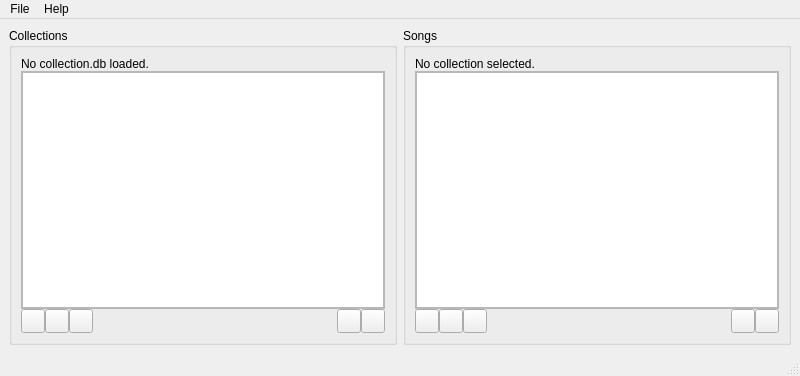
The window that ui_designs/main.ui (Kurocon/Osu-Collections-Editor) describes before a commit, drawn with Qt 5.
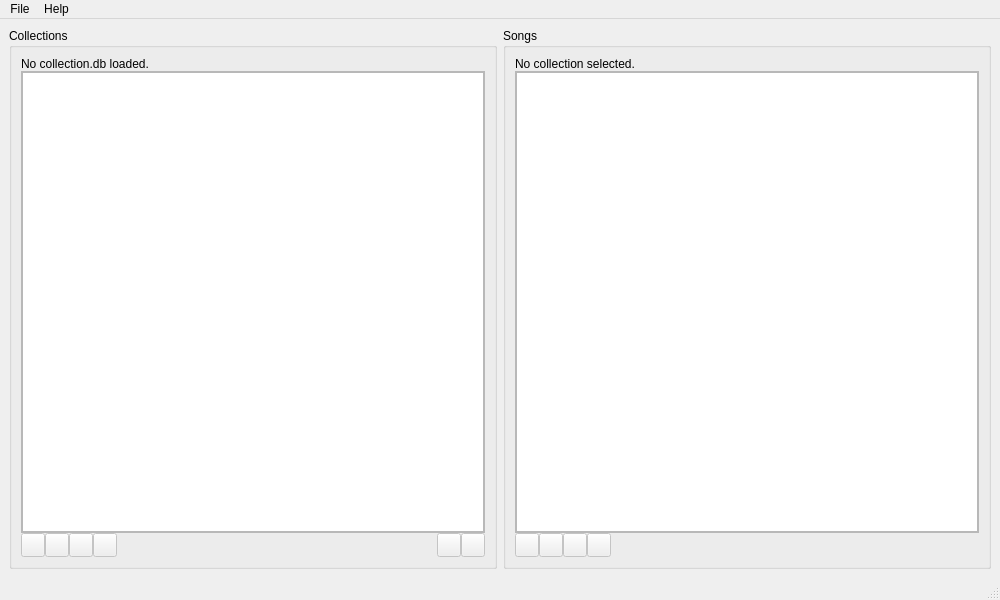
The same window after the commit. Icons and pictures are not drawn.

Commit message: gui: Implemented adding and renaming of collections. Created beatmapitem to show instead of simple song name. Added rename button in main gui and removed buttons for 'impossible' actions. Added save button to menu for future. Added dummy context menus for the two lists and for the option button. Made buttons inactive from the start and activate them when they become possible.

```diff
--- a/ui_designs/main.ui
+++ b/ui_designs/main.ui
@@ -6,8 +6,8 @@
    <rect>
     <x>0</x>
     <y>0</y>
-    <width>800</width>
-    <height>376</height>
+    <width>1000</width>
+    <height>600</height>
    </rect>
   </property>
   <property name="windowTitle">
@@ -51,8 +51,8 @@
            <rect>
             <x>0</x>
             <y>0</y>
-            <width>360</width>
-            <height>236</height>
+            <width>460</width>
+            <height>460</height>
            </rect>
           </property>
           <layout class="QVBoxLayout" name="verticalLayout_3">
@@ -134,6 +134,9 @@
              </property>
              <item>
               <widget class="QToolButton" name="add_collection_button">
+               <property name="enabled">
+                <bool>false</bool>
+               </property>
                <property name="minimumSize">
                 <size>
                  <width>24</width>
@@ -160,6 +163,9 @@
              </item>
              <item>
               <widget class="QToolButton" name="remove_collection_button">
+               <property name="enabled">
+                <bool>false</bool>
+               </property>
                <property name="minimumSize">
                 <size>
                  <width>24</width>
@@ -184,8 +190,40 @@
                </property>
               </widget>
              </item>
+             <item>
+              <widget class="QToolButton" name="rename_collection_button">
+               <property name="enabled">
+                <bool>false</bool>
+               </property>
+               <property name="minimumSize">
+                <size>
+                 <width>24</width>
+                 <height>24</height>
+                </size>
+               </property>
+               <property name="statusTip">
+                <string>Rename selected collection</string>
+               </property>
+               <property name="text">
+                <string/>
+               </property>
+               <property name="icon">
+                <iconset>
+                 <normaloff>icons/rename.png</normaloff>icons/rename.png</iconset>
+               </property>
+               <property name="iconSize">
+                <size>
+                 <width>16</width>
+                 <height>16</height>
+                </size>
+               </property>
+              </widget>
+             </item>
              <item>
               <widget class="QToolButton" name="options_collection_button">
+               <property name="enabled">
+                <bool>false</bool>
+               </property>
                <property name="minimumSize">
                 <size>
                  <width>24</width>
@@ -239,6 +277,9 @@
              </property>
              <item>
               <widget class="QToolButton" name="up_collection_button">
+               <property name="enabled">
+                <bool>false</bool>
+               </property>
                <property name="minimumSize">
                 <size>
                  <width>24</width>
@@ -265,6 +306,9 @@
              </item>
              <item>
               <widget class="QToolButton" name="down_collection_button">
+               <property name="enabled">
+                <bool>false</bool>
+               </property>
                <property name="minimumSize">
                 <size>
                  <width>24</width>
@@ -324,8 +368,8 @@
            <rect>
             <x>0</x>
             <y>0</y>
-            <width>360</width>
-            <height>236</height>
+            <width>460</width>
+            <height>460</height>
            </rect>
           </property>
           <layout class="QVBoxLayout" name="verticalLayout_4">
@@ -345,7 +389,11 @@
             <number>0</number>
            </property>
            <item>
-            <widget class="QListWidget" name="songs_list"/>
+            <widget class="QListWidget" name="songs_list">
+             <property name="selectionMode">
+              <enum>QAbstractItemView::ExtendedSelection</enum>
+             </property>
+            </widget>
            </item>
           </layout>
          </widget>
@@ -354,7 +402,7 @@
        <item>
         <widget class="QFrame" name="songs_button_frame">
          <property name="sizePolicy">
-          <sizepolicy hsizetype="Preferred" vsizetype="Preferred">
+          <sizepolicy hsizetype="Fixed" vsizetype="Preferred">
            <horstretch>0</horstretch>
            <verstretch>0</verstretch>
           </sizepolicy>
@@ -376,31 +424,10 @@
            <number>0</number>
           </property>
           <item>
-           <widget class="QFrame" name="songs_left_button_frame">
-            <property name="sizePolicy">
-             <sizepolicy hsizetype="Fixed" vsizetype="Preferred">
-              <horstretch>0</horstretch>
-              <verstretch>0</verstretch>
-             </sizepolicy>
-            </property>
-            <layout class="QHBoxLayout" name="horizontalLayout_9">
-             <property name="spacing">
-              <number>0</number>
-             </property>
-             <property name="leftMargin">
-              <number>0</number>
-             </property>
-             <property name="topMargin">
-              <number>0</number>
-             </property>
-             <property name="rightMargin">
-              <number>0</number>
-             </property>
-             <property name="bottomMargin">
-              <number>0</number>
-             </property>
-             <item>
               <widget class="QToolButton" name="songs_add_button">
+            <property name="enabled">
+             <bool>false</bool>
+            </property>
                <property name="minimumSize">
                 <size>
                  <width>24</width>
@@ -427,6 +454,9 @@
              </item>
              <item>
               <widget class="QToolButton" name="songs_remove_button">
+            <property name="enabled">
+             <bool>false</bool>
+            </property>
                <property name="minimumSize">
                 <size>
                  <width>24</width>
@@ -451,8 +481,40 @@
                </property>
               </widget>
              </item>
+          <item>
+           <widget class="QToolButton" name="songs_remove_set_button">
+            <property name="enabled">
+             <bool>false</bool>
+            </property>
+            <property name="minimumSize">
+             <size>
+              <width>24</width>
+              <height>24</height>
+             </size>
+            </property>
+            <property name="statusTip">
+             <string>Remove selected mapset from this collection</string>
+            </property>
+            <property name="text">
+             <string notr="true"/>
+            </property>
+            <property name="icon">
+             <iconset>
+              <normaloff>icons/remove_set.png</normaloff>icons/remove_set.png</iconset>
+            </property>
+            <property name="iconSize">
+             <size>
+              <width>16</width>
+              <height>16</height>
+             </size>
+            </property>
+           </widget>
+          </item>
              <item>
               <widget class="QToolButton" name="songs_options_button">
+            <property name="enabled">
+             <bool>false</bool>
+            </property>
                <property name="minimumSize">
                 <size>
                  <width>24</width>
@@ -480,88 +542,6 @@
             </layout>
            </widget>
           </item>
-          <item alignment="Qt::AlignRight">
-           <widget class="QFrame" name="songs_right_button_frame">
-            <property name="sizePolicy">
-             <sizepolicy hsizetype="Fixed" vsizetype="Preferred">
-              <horstretch>0</horstretch>
-              <verstretch>0</verstretch>
-             </sizepolicy>
-            </property>
-            <layout class="QHBoxLayout" name="horizontalLayout_8">
-             <property name="spacing">
-              <number>0</number>
-             </property>
-             <property name="leftMargin">
-              <number>0</number>
-             </property>
-             <property name="topMargin">
-              <number>0</number>
-             </property>
-             <property name="rightMargin">
-              <number>0</number>
-             </property>
-             <property name="bottomMargin">
-              <number>0</number>
-             </property>
-             <item>
-              <widget class="QToolButton" name="songs_up_button">
-               <property name="minimumSize">
-                <size>
-                 <width>24</width>
-                 <height>24</height>
-                </size>
-               </property>
-               <property name="statusTip">
-                <string>Move selected song up</string>
-               </property>
-               <property name="text">
-                <string notr="true"/>
-               </property>
-               <property name="icon">
-                <iconset>
-                 <normaloff>icons/up.png</normaloff>icons/up.png</iconset>
-               </property>
-               <property name="iconSize">
-                <size>
-                 <width>16</width>
-                 <height>16</height>
-                </size>
-               </property>
-              </widget>
-             </item>
-             <item>
-              <widget class="QToolButton" name="songs_down_button">
-               <property name="minimumSize">
-                <size>
-                 <width>24</width>
-                 <height>24</height>
-                </size>
-               </property>
-               <property name="statusTip">
-                <string>Move selected song down</string>
-               </property>
-               <property name="text">
-                <string notr="true"/>
-               </property>
-               <property name="icon">
-                <iconset>
-                 <normaloff>icons/down.png</normaloff>icons/down.png</iconset>
-               </property>
-               <property name="iconSize">
-                <size>
-                 <width>16</width>
-                 <height>16</height>
-                </size>
-               </property>
-              </widget>
-             </item>
-            </layout>
-           </widget>
-          </item>
-         </layout>
-        </widget>
-       </item>
       </layout>
      </widget>
     </item>
@@ -572,7 +552,7 @@
     <rect>
      <x>0</x>
      <y>0</y>
-     <width>800</width>
+     <width>1000</width>
      <height>23</height>
     </rect>
    </property>
```
Left out of the diff: 9 changed lines with no effect on the pictures. Lines whose indentation alone changed are shown as unchanged. The commit also changes 6 other files.
